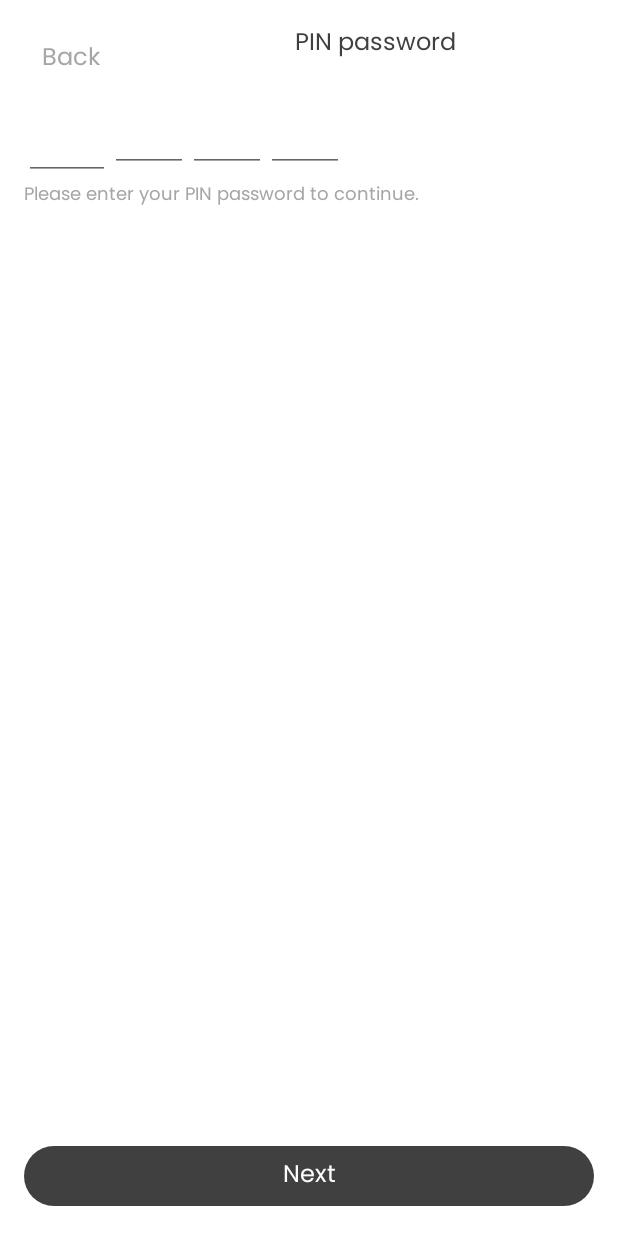
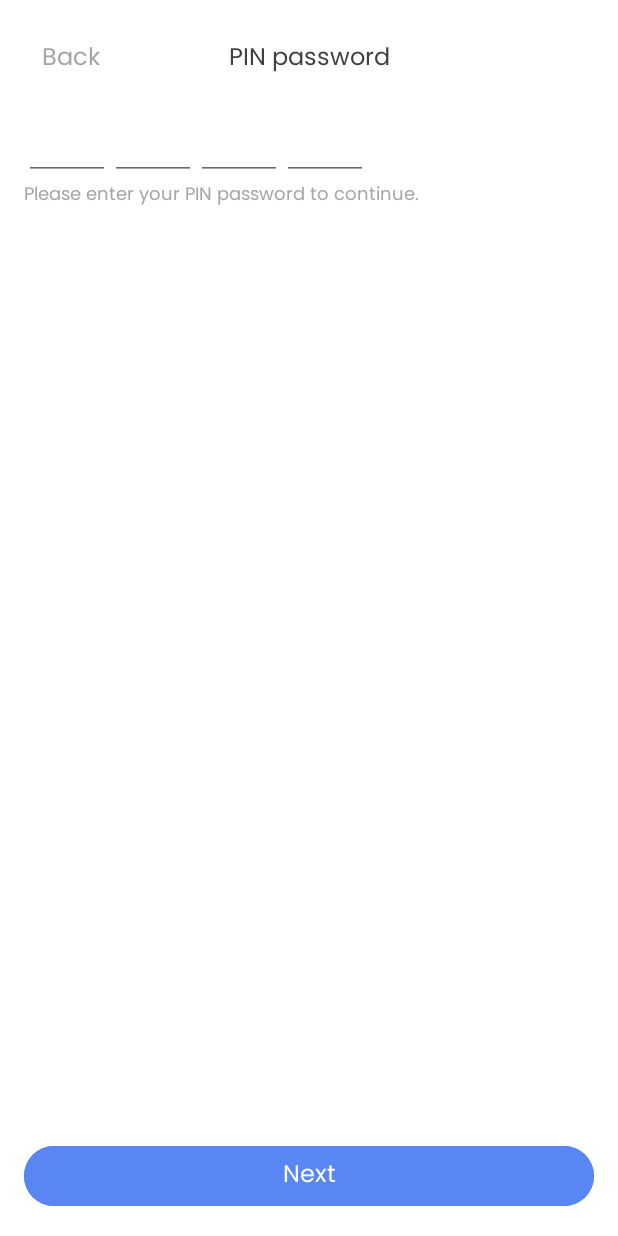
Before and after one commit to Fiz2004/Mono, an Android app: the screen it shows after launch (MainActivity), after a tap on "Skip", on a phone screen of 412 x 824 dp. Run offline under Robolectric (Android 15) with nearby library versions, the phone set to English and light mode, and no system bars; our stand-ins replace navigation-ui.

Commit message:
navigation onBoard Pin Input

```diff
--- a/app/src/main/java/com/fiz/mono/ui/PINPasswordFragment.kt
+++ b/app/src/main/java/com/fiz/mono/ui/PINPasswordFragment.kt
@@ -6,8 +6,10 @@ import android.view.View
 import android.view.ViewGroup
 import android.widget.Button
 import androidx.fragment.app.Fragment
+import androidx.fragment.app.activityViewModels
 import androidx.navigation.findNavController
 import com.fiz.mono.R
+import com.fiz.mono.ui.input.InputViewModel
 
 // TODO: Rename parameter arguments, choose names that match
 // the fragment initialization parameters, e.g. ARG_ITEM_NUMBER
@@ -23,6 +25,8 @@ class PINPasswordFragment : Fragment() {
     // TODO: Rename and change types of parameters
     private var param1: String? = null
     private var param2: String? = null
+
+    val inputViewModel: InputViewModel by activityViewModels()
 
     override fun onCreate(savedInstanceState: Bundle?) {
         super.onCreate(savedInstanceState)
@@ -45,6 +49,7 @@ class PINPasswordFragment : Fragment() {
     override fun onViewCreated(view: View, savedInstanceState: Bundle?) {
         super.onViewCreated(view, savedInstanceState)
         view.findViewById<Button>(R.id.nextPINPasswordButton).setOnClickListener {
+            inputViewModel.log=true
             val action =
                 PINPasswordFragmentDirections
                     .actionPINPasswordFragmentToInputFragment()
--- a/app/src/main/java/com/fiz/mono/ui/InputFragment.kt
+++ b/app/src/main/java/com/fiz/mono/ui/input/InputFragment.kt
@@ -1,10 +1,12 @@
-package com.fiz.mono.ui
+package com.fiz.mono.ui.input
 
 import android.os.Bundle
-import androidx.fragment.app.Fragment
 import android.view.LayoutInflater
 import android.view.View
 import android.view.ViewGroup
+import androidx.fragment.app.Fragment
+import androidx.fragment.app.activityViewModels
+import androidx.navigation.findNavController
 import com.fiz.mono.R
 
 // TODO: Rename parameter arguments, choose names that match
@@ -22,6 +24,8 @@ class InputFragment : Fragment() {
     private var param1: String? = null
     private var param2: String? = null
 
+    val viewModel: InputViewModel by activityViewModels()
+
     override fun onCreate(savedInstanceState: Bundle?) {
         super.onCreate(savedInstanceState)
         arguments?.let {
@@ -36,6 +40,33 @@ class InputFragment : Fragment() {
     ): View? {
         // Inflate the layout for this fragment
         return inflater.inflate(R.layout.fragment_input, container, false)
+    }
+
+    override fun onViewCreated(view: View, savedInstanceState: Bundle?) {
+        super.onViewCreated(view, savedInstanceState)
+        if (viewModel.firstTime) {
+            val action =
+                InputFragmentDirections
+                    .actionInputFragmentToOnBoardingFragment()
+            view.findNavController().navigate(action)
+            return
+        }
+        if (!viewModel.log) {
+            val action =
+                InputFragmentDirections
+                    .actionInputFragmentToPINPasswordFragment()
+            view.findNavController().navigate(action)
+            return
+        }
+
+    }
+
+    private fun isLogOut(): Boolean {
+        return true
+    }
+
+    private fun isFirstTime(): Boolean {
+        return true
     }
 
     companion object {
--- /dev/null
+++ b/app/src/main/java/com/fiz/mono/ui/input/InputViewModel.kt
@@ -0,0 +1,8 @@
+package com.fiz.mono.ui.input
+
+import androidx.lifecycle.ViewModel
+
+class InputViewModel:ViewModel() {
+    var firstTime:Boolean=true
+    var log:Boolean=false
+}
--- a/app/src/main/java/com/fiz/mono/ui/on_boarding/OnBoardingFragment.kt
+++ b/app/src/main/java/com/fiz/mono/ui/on_boarding/OnBoardingFragment.kt
@@ -11,6 +11,7 @@ import androidx.fragment.app.viewModels
 import androidx.navigation.findNavController
 import com.fiz.mono.R
 import com.fiz.mono.databinding.FragmentOnBoardingBinding
+import com.fiz.mono.ui.input.InputViewModel
 
 // TODO: Rename parameter arguments, choose names that match
 // the fragment initialization parameters, e.g. ARG_ITEM_NUMBER
@@ -27,6 +28,7 @@ class OnBoardingFragment : Fragment() {
     private val binding get() = _binding!!
 
     val viewModel: OnBoardingViewModel by activityViewModels()
+    val inputViewModel: InputViewModel by activityViewModels()
 
     // TODO: Rename and change types of parameters
     private var param1: String? = null
@@ -70,6 +72,7 @@ class OnBoardingFragment : Fragment() {
 
             if (viewModel.pages.value == 3) {
                 viewModel.PIN()
+                inputViewModel.firstTime=false
                 val action =
                     OnBoardingFragmentDirections
                         .actionOnBoardingFragmentToPINPasswordFragment()
@@ -79,6 +82,7 @@ class OnBoardingFragment : Fragment() {
 
         binding.skipOnBoardingButton.setOnClickListener {
             viewModel.PIN()
+            inputViewModel.firstTime=false
             val action =
                 OnBoardingFragmentDirections
                     .actionOnBoardingFragmentToPINPasswordFragment()
@@ -109,7 +113,7 @@ class OnBoardingFragment : Fragment() {
 
                     binding.continueOnBoardingButton.text = getString(R.string.word_continue)
                 }
-                else -> {
+                2 -> {
                     binding.imageOnBoardingImageView
                         .setImageResource(R.drawable.illustration3)
                     binding.pageNumberOnBoardingTextView.text = getString(R.string.pageNumber,3,3)
--- a/app/src/main/java/com/fiz/mono/ui/on_boarding/OnBoardingViewModel.kt
+++ b/app/src/main/java/com/fiz/mono/ui/on_boarding/OnBoardingViewModel.kt
@@ -15,7 +15,7 @@ class OnBoardingViewModel : ViewModel() {
     }
 
     fun PIN() {
-        _pages.value = 2
+        _pages.value = 3
     }
 
     fun prevPages() {
--- a/app/src/main/res/layout/activity_main.xml
+++ b/app/src/main/res/layout/activity_main.xml
@@ -14,7 +14,6 @@
         app:defaultNavHost="true"
         app:layout_constraintBottom_toTopOf="@+id/bottom_nav"
         app:layout_constraintLeft_toLeftOf="parent"
-
         app:layout_constraintRight_toRightOf="parent"
         app:layout_constraintTop_toTopOf="parent"
         app:navGraph="@navigation/nav_graph" />
--- a/app/src/main/res/layout/fragment_input.xml
+++ b/app/src/main/res/layout/fragment_input.xml
@@ -3,7 +3,7 @@
     xmlns:tools="http://schemas.android.com/tools"
     android:layout_width="match_parent"
     android:layout_height="match_parent"
-    tools:context=".ui.InputFragment">
+    tools:context=".ui.input.InputFragment">
 
     <!-- TODO: Update blank fragment layout -->
     <TextView
--- a/app/src/main/res/layout/fragment_p_i_n_password.xml
+++ b/app/src/main/res/layout/fragment_p_i_n_password.xml
@@ -9,10 +9,10 @@
 
     <Button
         android:id="@+id/backPINPasswordButton"
+        style="@style/back"
         android:layout_width="wrap_content"
         android:layout_height="wrap_content"
         android:text="@string/back"
-        style="@style/back"
         app:layout_constraintStart_toStartOf="parent"
         app:layout_constraintTop_toTopOf="parent" />
 
@@ -22,68 +22,86 @@
         android:layout_height="wrap_content"
         android:text="@string/pin_password"
         android:textAppearance="@style/title"
+        app:layout_constraintBottom_toTopOf="@+id/editTextNumber4"
         app:layout_constraintEnd_toEndOf="parent"
-        app:layout_constraintStart_toEndOf="@+id/backPINPasswordButton"
+        app:layout_constraintStart_toStartOf="parent"
         app:layout_constraintTop_toTopOf="@+id/backPINPasswordButton" />
 
     <EditText
         android:id="@+id/editTextNumber"
+        style="@style/pass"
         android:layout_width="57dp"
         android:layout_height="57dp"
-        style="@style/pass"
+        android:inputType="numberPassword"
         android:maxLength="1"
-        android:inputType="numberDecimal"
+        android:minEms="2"
+        android:gravity="center"
+        android:cursorVisible="false"
         app:layout_constraintStart_toStartOf="parent"
-        app:layout_constraintTop_toBottomOf="@+id/backPINPasswordButton" />
+        app:layout_constraintTop_toBottomOf="@+id/backPINPasswordButton"
+        tools:text="5"/>
 
     <EditText
         android:id="@+id/editTextNumber2"
-        android:layout_width="52dp"
-        android:layout_height="52dp"
+        style="@style/pass"
+        android:layout_width="57dp"
+        android:layout_height="57dp"
+        android:inputType="numberPassword"
         android:maxLength="1"
-        android:inputType="numberDecimal"
+        android:minEms="2"
+        android:gravity="center"
+        android:cursorVisible="false"
         app:layout_constraintStart_toEndOf="@+id/editTextNumber"
-        app:layout_constraintTop_toBottomOf="@+id/backPINPasswordButton" />
+        app:layout_constraintTop_toBottomOf="@+id/backPINPasswordButton"
+        tools:text="5"/>
 
     <EditText
         android:id="@+id/editTextNumber3"
-        android:layout_width="52dp"
-        android:layout_height="52dp"
+        style="@style/pass"
+        android:layout_width="57dp"
+        android:layout_height="57dp"
+        android:inputType="numberPassword"
         android:maxLength="1"
-        android:inputType="numberDecimal"
+        android:minEms="2"
+        android:gravity="center"
+        android:cursorVisible="false"
         app:layout_constraintStart_toEndOf="@+id/editTextNumber2"
-        app:layout_constraintTop_toBottomOf="@+id/backPINPasswordButton" />
+        app:layout_constraintTop_toBottomOf="@+id/backPINPasswordButton"
+        tools:text="5"/>
 
     <EditText
         android:id="@+id/editTextNumber4"
-        android:layout_width="52dp"
-        android:layout_height="52dp"
+        style="@style/pass"
+        android:layout_width="57dp"
+        android:layout_height="57dp"
+        android:inputType="numberPassword"
         android:maxLength="1"
-        android:inputType="numberDecimal"
+        android:minEms="2"
+        android:gravity="center"
+        android:cursorVisible="false"
         app:layout_constraintStart_toEndOf="@+id/editTextNumber3"
-        app:layout_constraintTop_toBottomOf="@+id/backPINPasswordButton" />
+        app:layout_constraintTop_toBottomOf="@+id/backPINPasswordButton"
+        tools:text="5"/>
 
     <TextView
         android:id="@+id/textView2"
+        style="@style/description"
         android:layout_width="wrap_content"
         android:layout_height="wrap_content"
-        style="@style/description"
+        android:text="@string/enter_PIN"
         android:textSize="12sp"
-        android:text="@string/enter_PIN"
         app:layout_constraintStart_toStartOf="parent"
         app:layout_constraintTop_toBottomOf="@+id/editTextNumber" />
 
     <Button
         android:id="@+id/nextPINPasswordButton"
+        style="@style/button"
         android:layout_width="0dp"
         android:layout_height="wrap_content"
         android:text="@string/next"
-        tools:text="Next"
-        style="@style/Widget.Material3.Button"
-        android:minHeight="48dp"
-        android:textAppearance="@style/text"
         app:layout_constraintBottom_toBottomOf="parent"
         app:layout_constraintEnd_toEndOf="parent"
-        app:layout_constraintStart_toStartOf="parent" />
+        app:layout_constraintStart_toStartOf="parent"
+        tools:text="Next" />
 
 </androidx.constraintlayout.widget.ConstraintLayout>
--- a/app/src/main/res/navigation/nav_graph.xml
+++ b/app/src/main/res/navigation/nav_graph.xml
@@ -3,7 +3,7 @@
     xmlns:app="http://schemas.android.com/apk/res-auto"
     xmlns:tools="http://schemas.android.com/tools"
     android:id="@+id/nav_graph"
-    app:startDestination="@id/onBoardingFragment">
+    app:startDestination="@id/inputFragment">
 
     <fragment
         android:id="@+id/onBoardingFragment"
@@ -12,8 +12,7 @@
         tools:layout="@layout/fragment_on_boarding" >
         <action
             android:id="@+id/action_onBoardingFragment_to_PINPasswordFragment"
-            app:destination="@id/PINPasswordFragment"
-            app:popUpToInclusive="false" />
+            app:destination="@id/PINPasswordFragment" />
     </fragment>
     <fragment
         android:id="@+id/PINPasswordFragment"
@@ -22,13 +21,22 @@
         tools:layout="@layout/fragment_p_i_n_password" >
         <action
             android:id="@+id/action_PINPasswordFragment_to_inputFragment"
-            app:destination="@id/inputFragment" />
+            app:destination="@id/inputFragment"
+            app:popUpTo="@id/inputFragment"
+            app:popUpToInclusive="true" />
     </fragment>
     <fragment
         android:id="@+id/inputFragment"
-        android:name="com.fiz.mono.ui.InputFragment"
+        android:name="com.fiz.mono.ui.input.InputFragment"
         android:label="fragment_input"
-        tools:layout="@layout/fragment_input" />
+        tools:layout="@layout/fragment_input" >
+        <action
+            android:id="@+id/action_inputFragment_to_onBoardingFragment"
+            app:destination="@id/onBoardingFragment" />
+        <action
+            android:id="@+id/action_inputFragment_to_PINPasswordFragment"
+            app:destination="@id/PINPasswordFragment" />
+    </fragment>
     <fragment
         android:id="@+id/calculatorFragment"
         android:name="com.fiz.mono.ui.CalculatorFragment"
```
